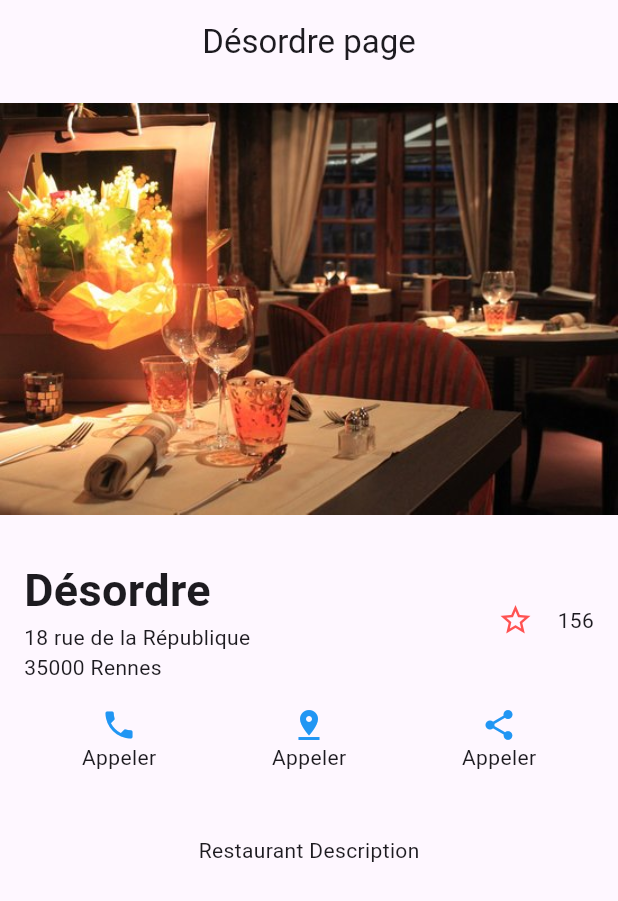
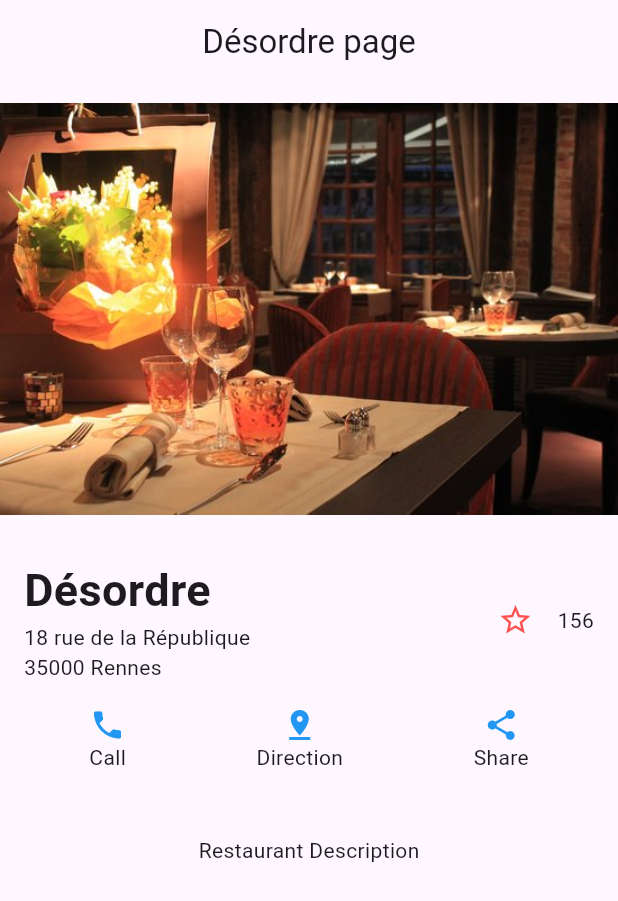
Before and after one commit to innocentk33/flutter-mmm-1, a Flutter app: the Details screen opened by its route, on a phone screen of 412 x 824 dp. Shown: the top 901 px of the screen. Run offline on Flutter 3.47's test engine with Material 3 defaults, Android fonts, the phone set to English and light mode, and no system bars; our stand-ins replace gap, go_router; generated files the repository leaves out were written again.

Commit message:
Additioon of some transtlation keys

```diff
--- /dev/null
+++ b/lib/core/extension/context.dart
@@ -0,0 +1,7 @@
+import 'package:flutter/material.dart';
+import 'package:flutter_gen/gen_l10n/app_localizations.dart';
+
+
+extension ContextParsing on BuildContext {
+  AppLocalizations get l1On => AppLocalizations.of(this)!;
+}
--- a/lib/l10n/app_en.arb
+++ b/lib/l10n/app_en.arb
@@ -3,5 +3,8 @@
   "restaurantList": "Restaurant List",
   "restaurantDetails": "Restaurant Details",
   "restaurantDescription": "Restaurant Description",
-  "appTitle": "TP2 - Flutter"
+  "appTitle": "TP2 - Flutter",
+  "call": "Call",
+  "location": "Direction",
+  "share": "Share"
 }
--- a/lib/l10n/app_fr.arb
+++ b/lib/l10n/app_fr.arb
@@ -3,5 +3,8 @@
   "restaurantList": "Liste des restaurants",
   "restaurantDetails": "Detail du restaurant",
   "restaurantDescription": "In the Plaine de Baud district, head for Désordre (a nod to Joy Division's “Disorder”) to enjoy the bar or restaurant. Stand-up, karaoke, drag nights, di sets, concerts: there's no shortage of events. At lunch, we toast and savour Italian-Breton cuisine, including Pugliese burrata with mustard pesto and veal polpette.",
-  "appTitle": "TP2 - Flutter"
+  "appTitle": "TP2 - Flutter",
+  "call": "Appeler",
+  "location": "Direction",
+  "share": "Partager"
 }
--- a/lib/pages/details.dart
+++ b/lib/pages/details.dart
@@ -1,5 +1,6 @@
 import 'package:flutter/material.dart';
 import 'package:flutter_gen/gen_l10n/app_localizations.dart';
+import 'package:flutter_mmm/core/extension/context.dart';
 
 class Details extends StatelessWidget {
   const Details({super.key});
@@ -47,25 +48,34 @@ class Details extends StatelessWidget {
                         Container(
                           height: 70,
                           child: Column(
-                            children: [Icon(Icons.phone, color: Colors.blue), Text('Appeler')],
+                            children: [
+                              Icon(Icons.phone, color: Colors.blue),
+                              Text(context.l1On.call)
+                            ],
                           ),
                         ),
                         Container(
                           height: 70,
                           child: Column(
-                            children: [Icon(Icons.pin_drop, color: Colors.blue), Text('Appeler')],
+                            children: [
+                              Icon(Icons.pin_drop, color: Colors.blue),
+                              Text(context.l1On.location)
+                            ],
                           ),
                         ),
                         Container(
                           height: 70,
                           child: Column(
-                            children: [Icon(Icons.share, color: Colors.blue), Text('Appeler')],
+                            children: [
+                              Icon(Icons.share, color: Colors.blue),
+                              Text(context.l1On.share)
+                            ],
                           ),
                         ),
                       ],
                     ),
                   ),
-                  Text(AppLocalizations.of(context)!.restaurantDescription),
+                  Text(context.l1On.restaurantDescription),
                 ],
               ),
             )
```
